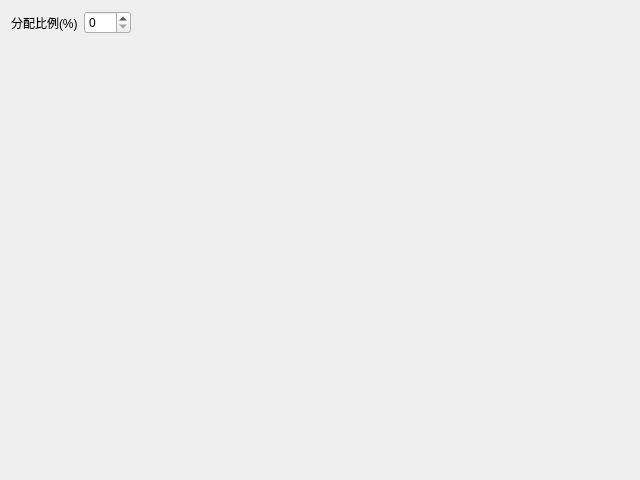
Above: ui/backtest_option_group.ui from fj11/backtesters before the change. Below: the same form after it.
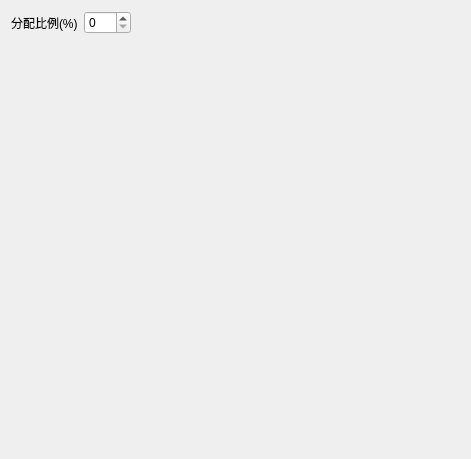
That is the form after the change. Icons and pictures are not drawn.

```diff
--- a/ui/backtest_option_group.ui
+++ b/ui/backtest_option_group.ui
@@ -6,8 +6,8 @@
    <rect>
     <x>0</x>
     <y>0</y>
-    <width>640</width>
-    <height>480</height>
+    <width>471</width>
+    <height>459</height>
    </rect>
   </property>
   <property name="windowTitle">
```
